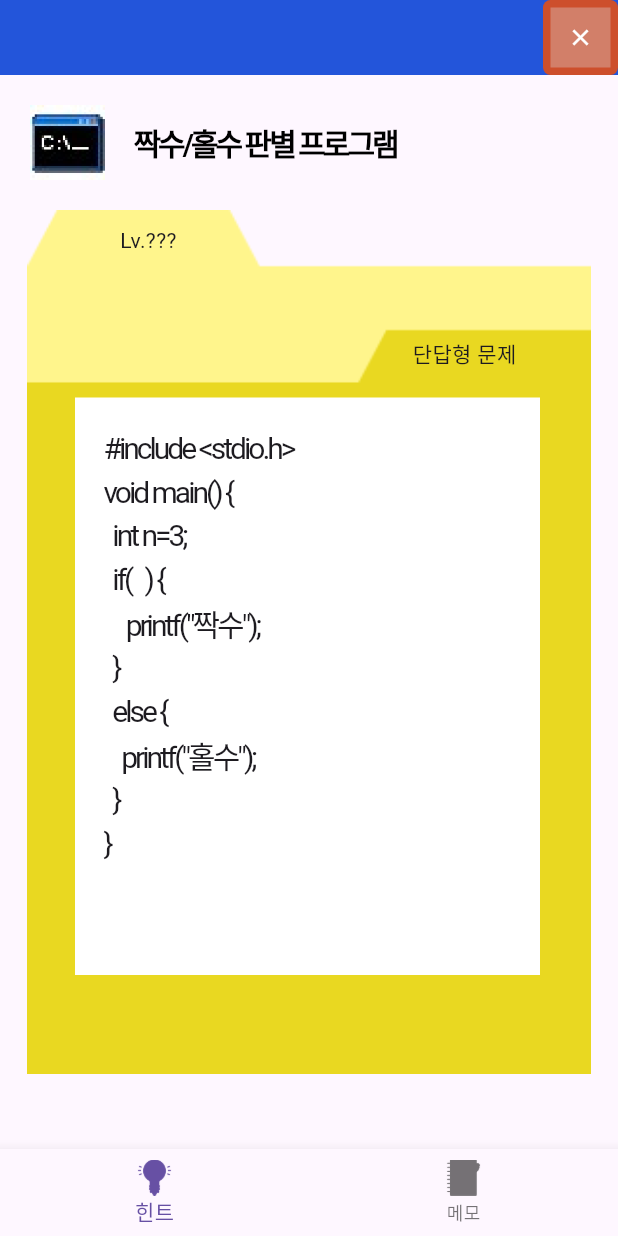
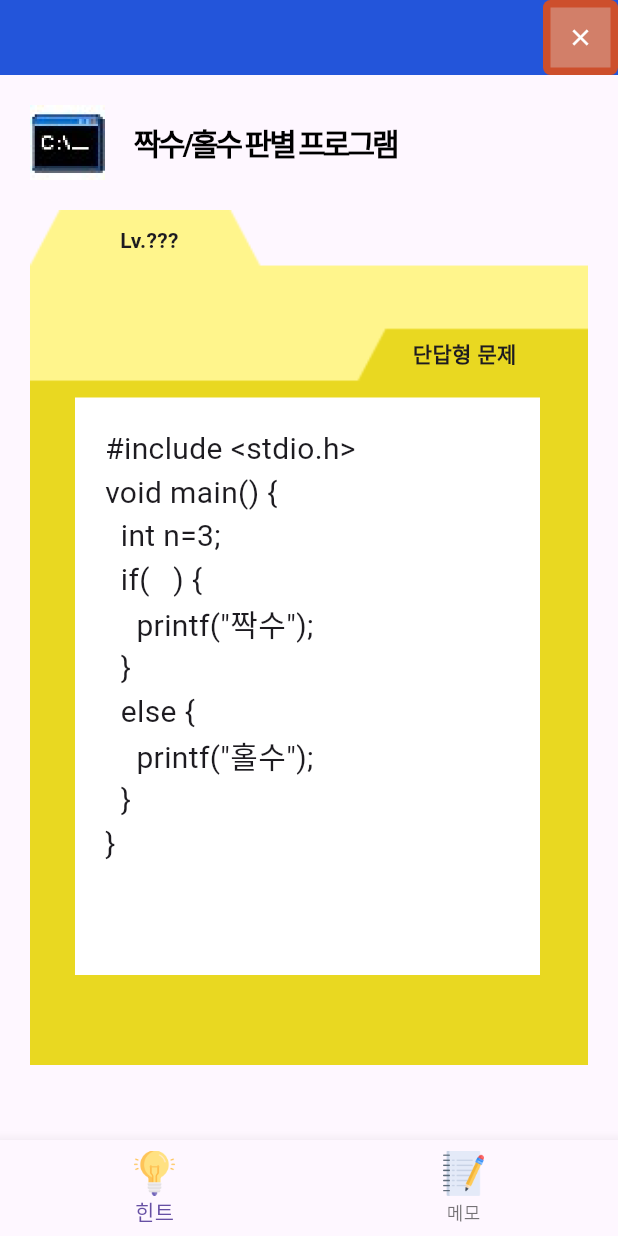
Before and after one commit to CarniRabbit/coding_cow_app, a Flutter app: the screen it shows after launch, after a tap on "오늘의 코딩", on a phone screen of 412 x 824 dp. Run offline on Flutter 3.47's test engine with Material 3 defaults, Android fonts, the phone set to English and light mode, and no system bars; Roboto replaces fonts that are missing (NanumCoding).

Commit message:
modularize problem page and change bottom menu icons

```diff
--- a/lib/problem.dart
+++ b/lib/problem.dart
@@ -11,14 +11,15 @@
 
 import 'package:flutter/material.dart';
 import 'package:coding_cow_app/widgets/topbar.dart';
+import 'package:coding_cow_app/widgets/problem_title.dart';
+import 'package:coding_cow_app/widgets/problem_body.dart';
+import 'package:coding_cow_app/widgets/problem_bottom_menu.dart';
 
 void main() {
   runApp(Problem_Page());
 }
 
 class Problem_Page extends StatelessWidget {
-
-
   @override
   Widget build(BuildContext context) {
     return MaterialApp( // root widget
@@ -31,97 +32,9 @@ class Problem_Page extends StatelessWidget {
           child: Column(
             children: [
               TopBar(),
-              Row( // problem title
-                children: [
-                  Container(
-                    child: Image(
-                      image: AssetImage('icon/cmd.png'),
-                      width: 50,
-                      height: 50,
-                    ),
-                    padding: EdgeInsets.all(20),
-                  ),
-                  Container (
-                    child: Text(
-                      '짝수/홀수 판별 프로그램',
-                      style: TextStyle(
-                        letterSpacing: -2,
-                        color: Colors.black,
-                        fontSize: 20,
-                        fontWeight: FontWeight.bold,
-                      ),
-                    ),
-                  ),
-                ],
-              ), // end of problem title
-              Expanded( // problem body
-                child: Stack(
-                  children: [
-                    Container(
-                      decoration: BoxDecoration(
-                        image: DecorationImage(
-                          image: AssetImage('icon/problem_bg.png'),
-                          fit: BoxFit.contain,
-                        ),
-                      ),
-                    ),
-                    Positioned( // level
-                      top: 10,
-                      left: 80,
-                      child: Text("Lv.???"),
-                    ), // end of level
-                    Positioned( // problem type
-                      top: 85,
-                      left: 275,
-                      child: Text("단답형 문제"),
-                    ), // end of problem type
-                    Positioned( // code part
-                      top: 125,
-                      left: 50,
-                      width: 310,
-                      height: 385,
-                      child: Container(
-                        padding: EdgeInsets.all(20),
-                        child: Text(
-                          '#include <stdio.h>\nvoid main() {\n  int n=3;\n  if(   ) {\n     printf("짝수");\n  }\n  else {\n    printf("홀수");\n  }\n}',
-                          style: TextStyle(
-                            letterSpacing: -2,
-                            fontSize: 20,
-                          ),
-                        ),
-                        decoration: BoxDecoration(
-                          color: Colors.white,
-                        ),
-                      ),
-                    ), // end of code part
-                  ],
-                ),
-              ), // end of problem body
-              Column( // bottom menu
-                children: [
-                  Container( // top margin
-                    child: SizedBox(
-                      height: 50,
-                    ),
-                  ),
-                  BottomNavigationBar(
-                    type: BottomNavigationBarType.fixed,
-                    items: [
-                      BottomNavigationBarItem(
-                        label: '힌트',
-                        icon: ImageIcon(
-                          AssetImage('icon/light-bulb.png'),
-                        ),
-                      ),
-                      BottomNavigationBarItem(
-                          label: '메모',
-                          icon: ImageIcon(
-                              AssetImage('icon/note.png')
-                          ))
-                    ],
-                  ),
-                ],
-              )
+              Problem_Title(),
+              Problem_Body(),
+              Problem_Bottom_Menu(),
             ],
           ),
         ), // end of middle
--- /dev/null
+++ b/lib/widgets/problem_body.dart
@@ -0,0 +1,70 @@
+import 'package:flutter/material.dart';
+
+class Problem_Body extends StatelessWidget {
+  @override
+  Widget build(BuildContext context) {
+    return Expanded( // problem body
+      child: Stack(
+        children: [
+          Container(
+            decoration: BoxDecoration(
+              image: DecorationImage(
+                image: AssetImage('icon/problem_bg.png'),
+                fit: BoxFit.contain,
+              ),
+            ),
+          ),
+          Positioned( // level
+            top: 10,
+            left: 80,
+            child: Text(
+              "Lv.???",
+              style: TextStyle(
+                fontWeight: FontWeight.bold,
+              ),
+            ),
+          ), // end of level
+          Positioned( // problem type
+            top: 85,
+            left: 275,
+            child: Text(
+              "단답형 문제",
+              style: TextStyle(
+                fontWeight: FontWeight.bold,
+              ),
+            ),
+          ), // end of problem type
+          Positioned( // code part
+            top: 125,
+            left: 50,
+            width: 310,
+            height: 385,
+            child: Container(
+              padding: EdgeInsets.all(20),
+              child: Text(
+                '''#include <stdio.h>
+void main() {
+  int n=3;
+  if(   ) {
+    printf("짝수");
+  }
+  else {
+    printf("홀수");
+  }
+}
+                ''',
+                style: TextStyle(
+                  // letterSpacing: -2,
+                  fontSize: 20,
+                ),
+              ),
+              decoration: BoxDecoration(
+                color: Colors.white,
+              ),
+            ),
+          ), // end of code part
+        ],
+      ),
+    ); // end of problem body
+  }
+}
--- /dev/null
+++ b/lib/widgets/problem_bottom_menu.dart
@@ -0,0 +1,37 @@
+import 'package:flutter/material.dart';
+
+class Problem_Bottom_Menu extends StatelessWidget {
+  @override
+  Widget build(BuildContext context) {
+    return Column( // bottom menu
+      children: [
+        Container( // top margin
+          child: SizedBox(
+            height: 50,
+          ),
+        ),
+        BottomNavigationBar(
+          type: BottomNavigationBarType.fixed,
+          items: [
+            BottomNavigationBarItem(
+              label: '힌트',
+              icon: Image.asset(
+                'icon/light-bulb.png',
+                width: 30,
+                height: 30,
+              ),
+            ),
+            BottomNavigationBarItem(
+                label: '메모',
+                icon: Image.asset(
+                  'icon/note.png',
+                  width: 30,
+                  height: 30,
+                ),
+            ),
+          ],
+        ),
+      ],
+    );
+  }
+}
--- /dev/null
+++ b/lib/widgets/problem_title.dart
@@ -0,0 +1,30 @@
+import 'package:flutter/material.dart';
+
+class Problem_Title extends StatelessWidget {
+  @override
+  Widget build(BuildContext context) {
+    return Row( // problem title
+      children: [
+        Container(
+          child: Image(
+            image: AssetImage('icon/cmd.png'),
+            width: 50,
+            height: 50,
+          ),
+          padding: EdgeInsets.all(20),
+        ),
+        Container (
+          child: Text(
+            '짝수/홀수 판별 프로그램',
+            style: TextStyle(
+              letterSpacing: -2,
+              color: Colors.black,
+              fontSize: 20,
+              fontWeight: FontWeight.bold,
+            ),
+          ),
+        ),
+      ],
+    ); // end of problem title
+  }
+}
```
